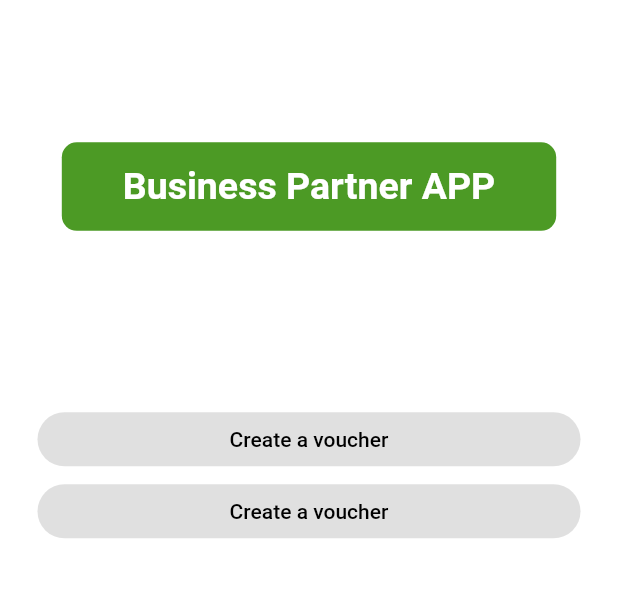
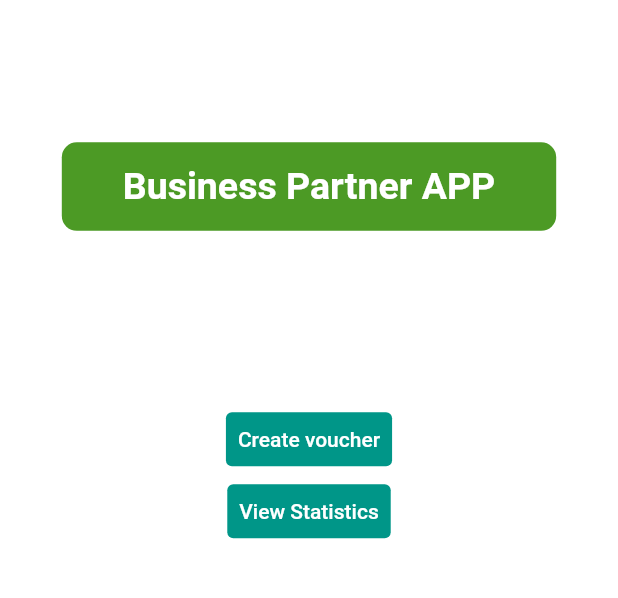
Before and after one commit to jpdco-iscteiul/eco_point_app_b2b, a Flutter app: the Main_Menu screen opened directly, on a phone screen of 412 x 824 dp, the part 402-1000 px from its top. Run offline on Flutter 3.47's test engine with Material 2 defaults, Android fonts, the light colour scheme and no system bars; our stand-ins replace parse_server_sdk, pie_chart.

Commit message:
COMMIT AGAIN

```diff
--- a/lib/Screens/Main_Menu.dart
+++ b/lib/Screens/Main_Menu.dart
@@ -1,3 +1,5 @@
+import 'package:eco_point_app_b2b/Screens/create_voucher.dart';
+import 'package:eco_point_app_b2b/Screens/statistics.dart';
 import 'package:eco_point_app_b2b/constants.dart';
 import 'package:flutter/cupertino.dart';
 import 'package:flutter/material.dart';
@@ -52,30 +54,38 @@ class _main_menu_state extends State<Main_Menu>{
               height: 100,
             ),
 
-            FlatButton(
+            TextButton(
+              child: Text('Create voucher'),
+              style: TextButton.styleFrom(
+                primary: Colors.white,
+                backgroundColor: Colors.teal,
+                onSurface: Colors.grey,
+              ),
+                onPressed: () {
+                  Navigator.push(
+                    context,
+                    MaterialPageRoute(builder: (context) => create_voucher()),
+                  );
+                }
+            ),
+            TextButton(
+              child: Text('View Statistics'),
+              style: TextButton.styleFrom(
+                primary: Colors.white,
+                backgroundColor: Colors.teal,
+                onSurface: Colors.grey,
+              ),
               onPressed: () {
                 Navigator.push(
                   context,
-                  MaterialPageRoute(builder: (context) => Log_In()),);
+                  MaterialPageRoute(builder: (context) => statistics()),
+                );
               },
-              child: Text('Create a voucher'),
-              minWidth: size.width,
-              shape: StadiumBorder(),
-              color: Color(0xFFE0E0E0),
-              textColor: Colors.black,
-            ),
-            FlatButton(
-              onPressed: () {},
-              child: Text('Create a voucher'),
-              minWidth: size.width,
-              shape: StadiumBorder(),
-              color: Color(0xFFE0E0E0),
-              textColor: Colors.black,
-            ),
+            )
           ],
         ),
       ),
     );
   }
-
+  //ALTERAÇÕESSSSSSS
 }
```
